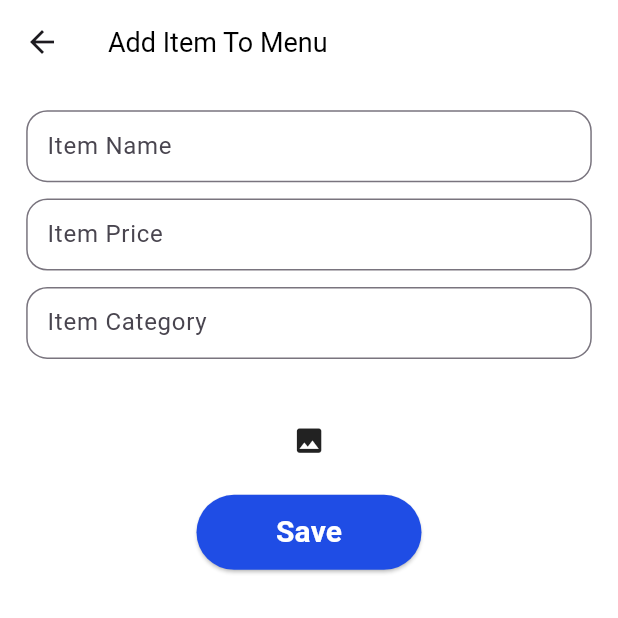
After one commit to ayushh-gautam/DigiRestro, a Flutter app: the AddItemPage screen opened directly, on a phone screen of 412 x 824 dp, the top half of it. The commit adds this screen. Run offline on Flutter 3.47's test engine with Material 3 defaults, Android fonts, the phone set to English and light mode, and no system bars; our stand-ins replace bloc, cached_network_image, cloud_firestore, equatable, firebase_auth, firebase_core and 12 more; accounts and stored records are empty.

Commit message:
table management

```diff
--- a/lib/src/repository/items/items_state.dart
+++ b/lib/src/repository/items/items_state.dart
@@ -11,9 +11,13 @@ final class ItemsInitial extends ItemsState {}
 
 final class ItemsLoaded extends ItemsState {
   final List<ItemModel> modelList;
-
-  ItemsLoaded({required this.modelList});
+  final List<String>? listOfItemIds;
+  final int number;
+  ItemsLoaded(
+      {required this.modelList,
+      required this.listOfItemIds,
+      required this.number});
 
   @override
-  List<Object> get props => [modelList];
+  List<Object> get props => [modelList, listOfItemIds ?? [], number];
 }
--- /dev/null
+++ b/lib/src/view/home/widget/add_item_page.dart
@@ -0,0 +1,118 @@
+import 'package:DigiRestro/commons/controls/custom_text.dart';
+import 'package:DigiRestro/commons/controls/custom_textfield.dart';
+import 'package:DigiRestro/utils/extension.dart';
+import 'package:flutter/material.dart';
+import 'package:flutter_bloc/flutter_bloc.dart';
+import 'package:flutter_screenutil/flutter_screenutil.dart';
+import 'package:gap/gap.dart';
+
+import '../../../../commons/controls/custom_button.dart';
+import '../../../../utils/app_color.dart';
+import '../../../repository/image_pick/cubit/image_picker_cubit.dart';
+import '../../../repository/items/items_cubit.dart';
+
+class AddItemPage extends StatefulWidget {
+  const AddItemPage({super.key});
+
+  @override
+  State<AddItemPage> createState() => _AddItemPageState();
+}
+
+class _AddItemPageState extends State<AddItemPage> {
+  late TextEditingController nameController;
+  late TextEditingController priceController;
+  late TextEditingController categoriesController;
+
+  @override
+  void initState() {
+    nameController = TextEditingController();
+    priceController = TextEditingController();
+    categoriesController = TextEditingController();
+    super.initState();
+  }
+
+  @override
+  Widget build(BuildContext context) {
+    return Scaffold(
+      appBar: AppBar(
+        title: CustomText(text: 'Add Item To Menu'),
+      ),
+      body: SingleChildScrollView(
+        child: Column(
+          children: [
+            CustomTextField(
+              controller: nameController,
+              hintText: 'Item Name',
+              borderSide: const BorderSide(),
+            ),
+            Gap(10.h),
+            CustomTextField(
+              hintText: 'Item Price',
+              controller: priceController,
+              borderSide: const BorderSide(),
+            ),
+            Gap(10.h),
+            CustomTextField(
+              hintText: 'Item Category',
+              controller: categoriesController,
+              borderSide: const BorderSide(),
+            ),
+            GestureDetector(
+              onTap: () {
+                context.read<ImagePickerCubit>().pickImage();
+              },
+              child: SizedBox(
+                height: 13.h,
+                child: Icon(
+                  Icons.image,
+                  size: 20.h,
+                ),
+              ).addMargin(EdgeInsets.only(top: 40.h, bottom: 20.h)),
+            ),
+            BlocBuilder<ImagePickerCubit, ImagePickerState>(
+              builder: (context, state) {
+                if (state is ImagePickerPicked) {
+                  return Image.file(
+                    state.myFile,
+                    height: 150,
+                    width: 150,
+                    fit: BoxFit.cover,
+                  );
+                } else {
+                  return const SizedBox();
+                }
+              },
+            ),
+            Gap(10.h),
+            BlocBuilder<ImagePickerCubit, ImagePickerState>(
+              builder: (context, state) {
+                return CustomButton(
+                  onTap: () async {
+                    if (state is ImagePickerPicked) {
+                      //
+                      await context
+                          .read<ImagePickerCubit>()
+                          .uploadImage(state.myFile)
+                          .then((value) => context
+                              .read<ItemsCubit>()
+                              .createItems(
+                                  nameController.text.trim(),
+                                  categoriesController.text.trim(),
+                                  priceController.text.trim().toString(),
+                                  value));
+                    }
+                    Navigator.pop(context);
+                  },
+                  text: 'Save',
+                  height: 50,
+                  width: 150,
+                  textColor: AppColor.white,
+                );
+              },
+            )
+          ],
+        ).addMargin(EdgeInsets.all(16.h)),
+      ),
+    );
+  }
+}
--- a/lib/src/view/home/widget/home_bottom_sheet.dart
+++ b/lib/src/view/home/widget/home_bottom_sheet.dart
@@ -128,10 +128,12 @@ class _HomeBottomSheetState extends State<HomeBottomSheet> {
                                   child: const Text('Cancel'),
                                 ),
                                 TextButton(
-                                  onPressed: () {
-                                    context
+                                  onPressed: () async {
+                                    await context
                                         .read<CartCubit>()
                                         .confirmOrder(tableNumber.toString());
+                                    Navigator.of(context).pop();
+                                    await context.read<CartCubit>().removeAll();
                                     Navigator.of(context).pop();
                                   },
                                   child: const Text('Confirm'),
```
Also changed, not shown: lib/src/repository/items/items_cubit.dart (+28 -2 lines), lib/src/view/home/widget/delete_item_page.dart (added, +159 -0 lines), lib/src/view/home/widget/home_drawer.dart (+35 -135 lines).
